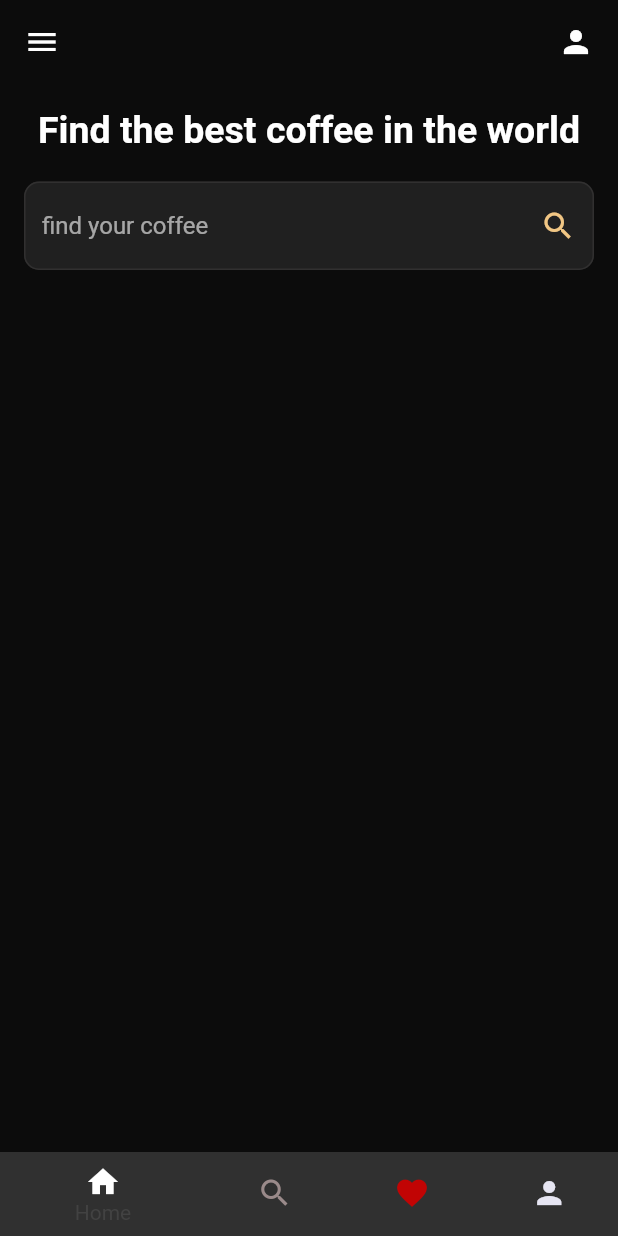
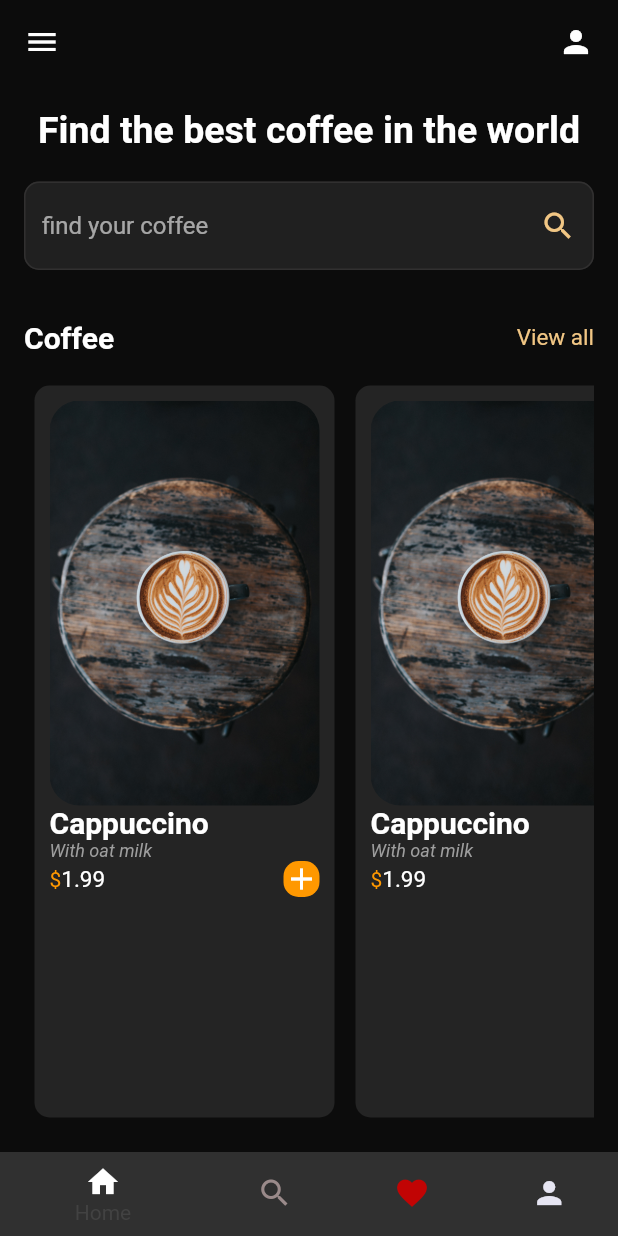
Before and after one commit to jadon6uwizeye/awesome-app, a Flutter app: the Page3 screen opened directly, after a tap on the "navigate next" icon, on a phone screen of 412 x 824 dp. Run offline on Flutter 3.47's test engine with Material 2 defaults, Android fonts, the phone set to English and light mode, and no system bars; Roboto replaces fonts that are missing (Sans Serif).

Commit message:
add cofee list tiles

```diff
--- a/lib/advanced/cofee_pag1.dart
+++ b/lib/advanced/cofee_pag1.dart
@@ -1,3 +1,4 @@
+import 'package:awesome/advanced/cofee_tiles.dart';
 import 'package:flutter/material.dart';
 
 class CoffePage1 extends StatefulWidget {
@@ -76,6 +77,7 @@ class _CoffePage1State extends State<CoffePage1> {
                   height: 20,
                 ),
                 TextField(
+                  cursorColor: const Color.fromARGB(255, 134, 133, 133),
                   decoration: InputDecoration(
                     enabledBorder: OutlineInputBorder(
                       borderRadius: BorderRadius.circular(10),
@@ -98,6 +100,37 @@ class _CoffePage1State extends State<CoffePage1> {
                         color: Color.fromARGB(255, 49, 48, 48), fontSize: 20),
                   ),
                 ),
+                const SizedBox(
+                  height: 20,
+                ),
+                Container(
+                  color: Colors.transparent,
+                  height: 50,
+                  child: Row(
+                    mainAxisAlignment: MainAxisAlignment.spaceBetween,
+                    children: const [
+                      Text(
+                        "Coffee",
+                        style: TextStyle(
+                          fontSize: 20,
+                          fontWeight: FontWeight.bold,
+                          color: Colors.white,
+                        ),
+                      ),
+                      Text(
+                        "View all",
+                        style: TextStyle(
+                          fontSize: 15,
+                          color: Color.fromARGB(255, 241, 198, 132),
+                        ),
+                      ),
+                    ],
+                  ),
+                ),
+                Expanded(
+                    child: ListView(
+                        scrollDirection: Axis.horizontal,
+                        children: const [CofeeTiles(), CofeeTiles()])),
               ],
             ),
           )), // next: const Page2(),
--- /dev/null
+++ b/lib/advanced/cofee_tiles.dart
@@ -0,0 +1,69 @@
+import 'package:flutter/material.dart';
+
+class CofeeTiles extends StatelessWidget {
+  const CofeeTiles({Key? key}) : super(key: key);
+
+  @override
+  Widget build(BuildContext context) {
+    return Padding(
+      padding: const EdgeInsets.all(7),
+      child: Container(
+          padding: const EdgeInsets.all(10),
+          width: 200,
+          height: 120,
+          decoration: BoxDecoration(
+            borderRadius: BorderRadius.circular(10),
+            color: const Color.fromARGB(137, 56, 56, 56),
+          ),
+          child:
+              Column(crossAxisAlignment: CrossAxisAlignment.start, children: [
+            ClipRRect(
+                borderRadius: BorderRadius.circular(20),
+                child: Image.asset(
+                  'lib/images/cofee.jpg',
+                  // height: 500,
+                )),
+            const Text(
+              'Cappuccino',
+              style: TextStyle(
+                fontSize: 20,
+                fontWeight: FontWeight.bold,
+              ),
+            ),
+            const Text("With oat milk",
+                style: TextStyle(
+                  fontSize: 12,
+                  color: Colors.grey,
+                  fontStyle: FontStyle.italic,
+                )),
+            Row(
+              mainAxisAlignment: MainAxisAlignment.spaceBetween,
+              children: [
+                Row(
+                  children: const [
+                    Text(
+                      "\$",
+                      style: TextStyle(color: Colors.orange),
+                    ),
+                    Text("1.99",
+                        style: TextStyle(
+                          fontSize: 15,
+                        )),
+                  ],
+                ),
+                Container(
+                  decoration: BoxDecoration(
+                    borderRadius: BorderRadius.circular(10),
+                    color: Colors.orange,
+                  ),
+                  child: const Icon(
+                    // Icons.add_shopping_cart,
+                    Icons.add,
+                  ),
+                ),
+              ],
+            )
+          ])),
+    );
+  }
+}
--- a/pubspec.yaml
+++ b/pubspec.yaml
@@ -62,6 +62,7 @@ flutter:
   assets:
     - assets/Roads-Untraveled.jpg
     - assets/cartoon.png
+    - lib/images/cofee.jpg
   #   - images/a_dot_ham.jpeg
 
   # An image asset can refer to one or more resolution-specific "variants", see
```
Also changed, not shown: lib/images/cofee.jpg (added).
